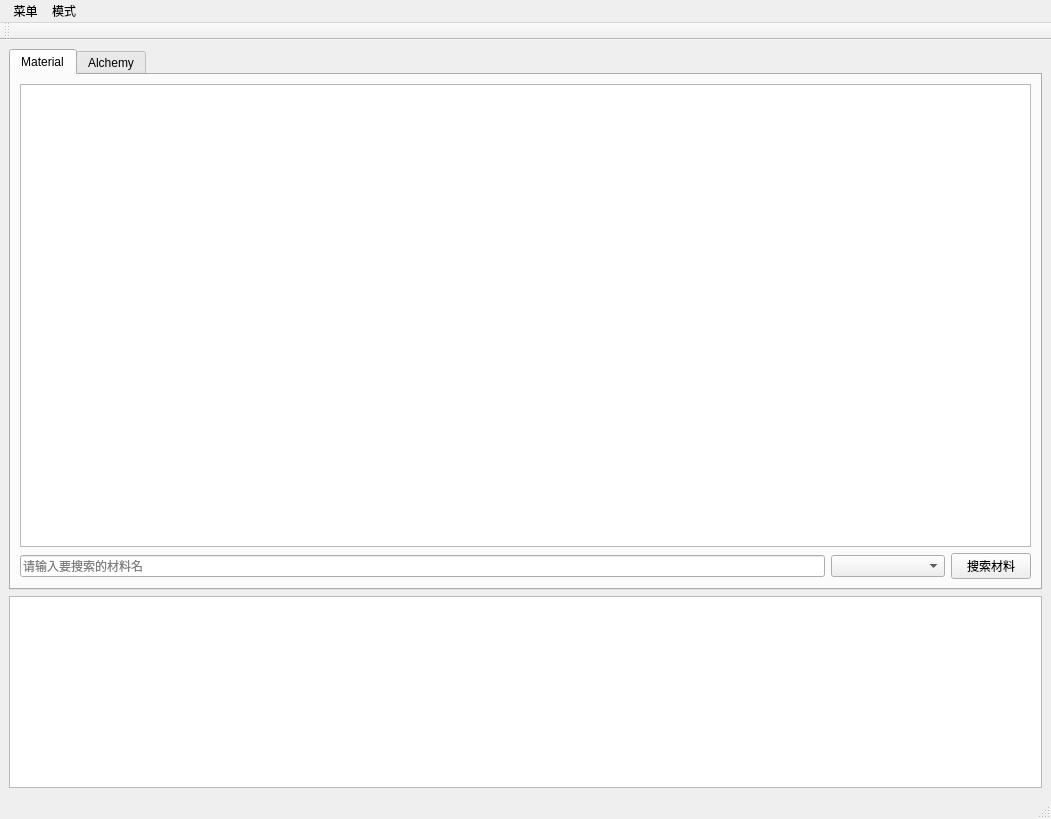
This is src/skyrimalchemy.ui in SmileYik/SkyrimAlchemy as Qt 5 draws it before an edit. The edited form follows.
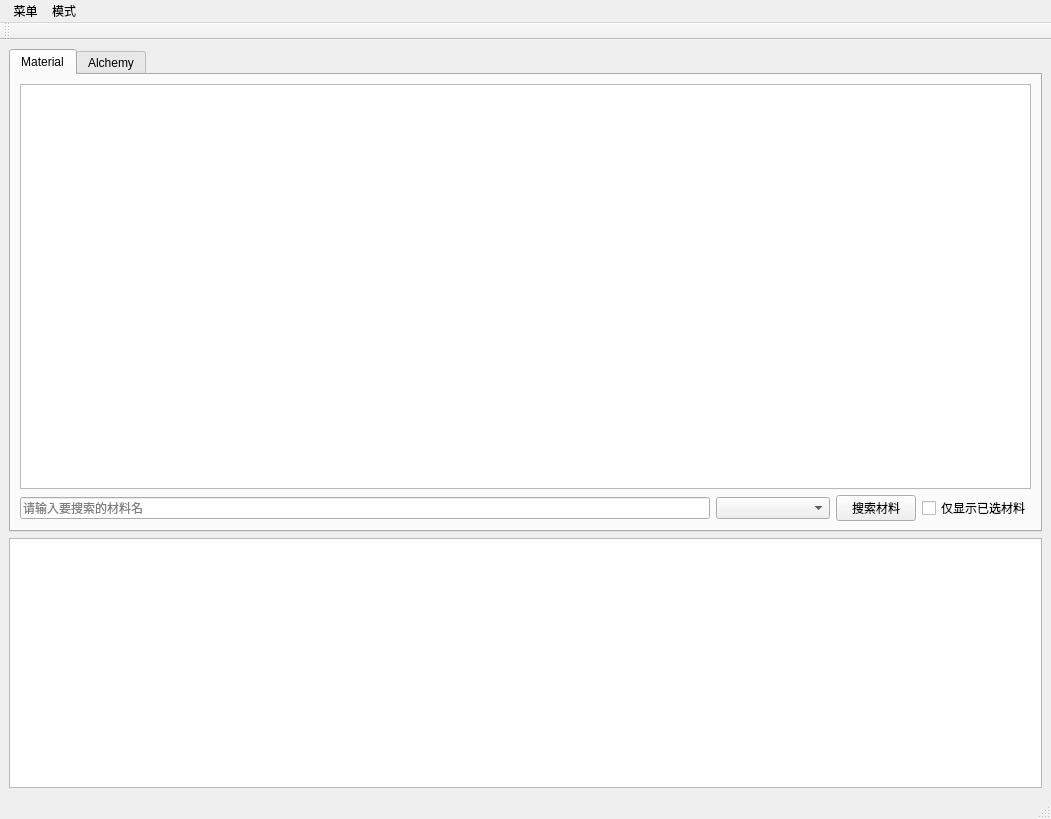
This is the edited form. Icons and pictures are not drawn.

Commit message: feat: show selected material

Diff of the .ui file:
```diff
--- a/src/skyrimalchemy.ui
+++ b/src/skyrimalchemy.ui
@@ -32,7 +32,7 @@
         <string>Material</string>
        </attribute>
        <layout class="QGridLayout" name="gridLayout">
-        <item row="0" column="0" colspan="3">
+        <item row="0" column="0" colspan="4">
          <widget class="QTableView" name="tableAllMaterial">
           <property name="editTriggers">
            <set>QAbstractItemView::NoEditTriggers</set>
@@ -66,6 +66,13 @@
           </property>
          </widget>
         </item>
+        <item row="1" column="3">
+         <widget class="QCheckBox" name="checkBoxSelectedMaterial">
+          <property name="text">
+           <string>仅显示已选材料</string>
+          </property>
+         </widget>
+        </item>
        </layout>
       </widget>
       <widget class="QWidget" name="tabAlchemy">
@@ -110,7 +117,7 @@
     <item>
      <widget class="QTableView" name="tableSelectedMaterial">
       <property name="sizePolicy">
-       <sizepolicy hsizetype="MinimumExpanding" vsizetype="Minimum">
+       <sizepolicy hsizetype="MinimumExpanding" vsizetype="MinimumExpanding">
         <horstretch>0</horstretch>
         <verstretch>0</verstretch>
        </sizepolicy>
```
The commit also changes 4 other files.
